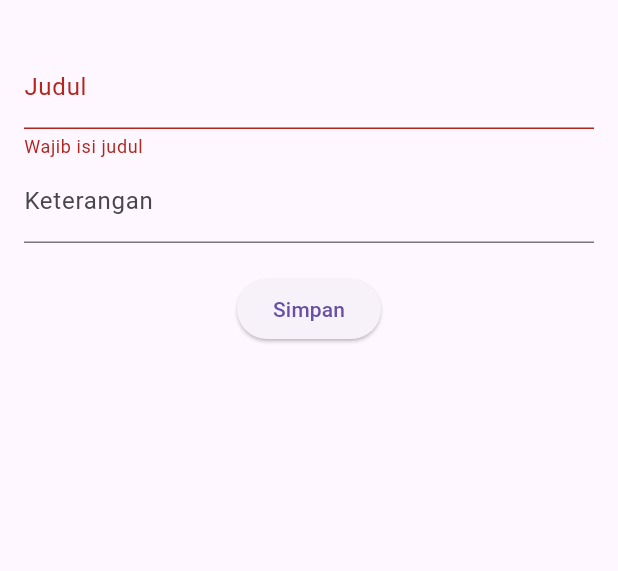
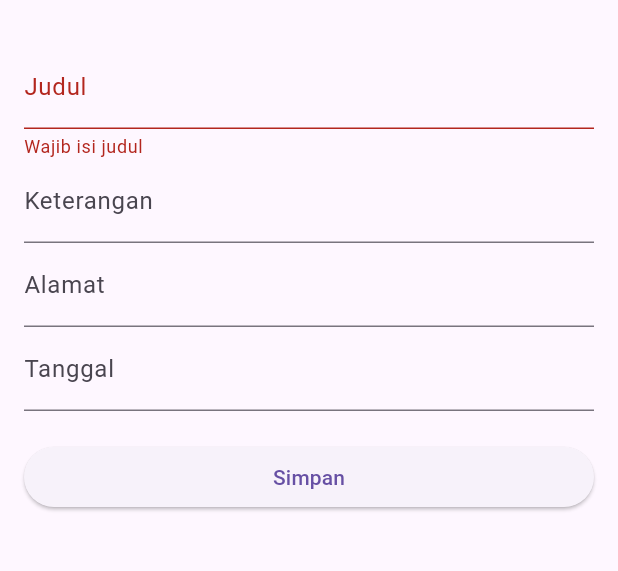
Before and after one commit to Alfin452/praktikumandro6m, a Flutter app: the AgendaForm screen opened directly, after a tap on "Simpan", on a phone screen of 412 x 824 dp, the part 63-634 px from its top. Run offline on Flutter 3.47's test engine with Material 3 defaults, Android fonts, the phone set to English and light mode, and no system bars; our stand-ins replace dio; network calls fail.

Commit message:
PERTEMUAN 4

```diff
--- a/lib/agenda.dart
+++ b/lib/agenda.dart
@@ -2,14 +2,24 @@ class Agenda {
   final int? id;
   final String judul;
   final String keterangan;
+  final String alamat;
+  final String tanggal;
 
-  Agenda({this.id, required this.judul, required this.keterangan});
+  Agenda({
+    this.id,
+    required this.judul,
+    required this.keterangan,
+    required this.alamat,
+    required this.tanggal,
+  });
 
   factory Agenda.fromJson(Map<String, dynamic> json) {
     return Agenda(
       id: json['id'],
       judul: json['judul'],
       keterangan: json['keterangan'],
+      alamat: json['alamat'] ?? '',
+      tanggal: json['tanggal'] ?? '',
     );
   }
 
@@ -17,6 +27,8 @@ class Agenda {
     return {
       'judul': judul,
       'keterangan': keterangan,
+      'alamat': alamat,
+      'tanggal': tanggal,
     };
   }
 }
--- a/lib/agenda_form.dart
+++ b/lib/agenda_form.dart
@@ -14,6 +14,8 @@ class _AgendaFormState extends State<AgendaForm> {
   final _formKey = GlobalKey<FormState>();
   final _judul = TextEditingController();
   final _ket = TextEditingController();
+  final _alamat = TextEditingController(); // ✅ Tambahan
+  final _tanggal = TextEditingController(); // ✅ Tambahan
   final _service = AgendaService();
 
   @override
@@ -22,6 +24,8 @@ class _AgendaFormState extends State<AgendaForm> {
     if (widget.agenda != null) {
       _judul.text = widget.agenda!.judul;
       _ket.text = widget.agenda!.keterangan;
+      _alamat.text = widget.agenda!.alamat;
+      _tanggal.text = widget.agenda!.tanggal;
     }
   }
 
@@ -31,6 +35,8 @@ class _AgendaFormState extends State<AgendaForm> {
         id: widget.agenda?.id,
         judul: _judul.text,
         keterangan: _ket.text,
+        alamat: _alamat.text,
+        tanggal: _tanggal.text,
       );
       try {
         if (widget.agenda == null) {
@@ -47,6 +53,20 @@ class _AgendaFormState extends State<AgendaForm> {
     }
   }
 
+  Future<void> _selectTanggal() async {
+    DateTime? picked = await showDatePicker(
+      context: context,
+      initialDate: DateTime.tryParse(_tanggal.text) ?? DateTime.now(),
+      firstDate: DateTime(2000),
+      lastDate: DateTime(2100),
+    );
+    if (picked != null) {
+      setState(() {
+        _tanggal.text = picked.toIso8601String().substring(0, 10);
+      });
+    }
+  }
+
   @override
   Widget build(BuildContext context) {
     return Scaffold(
@@ -57,7 +77,7 @@ class _AgendaFormState extends State<AgendaForm> {
         padding: const EdgeInsets.all(16),
         child: Form(
           key: _formKey,
-          child: Column(
+          child: ListView(
             children: [
               TextFormField(
                 controller: _judul,
@@ -68,6 +88,16 @@ class _AgendaFormState extends State<AgendaForm> {
               TextFormField(
                 controller: _ket,
                 decoration: const InputDecoration(labelText: 'Keterangan'),
+              ),
+              TextFormField(
+                controller: _alamat,
+                decoration: const InputDecoration(labelText: 'Alamat'),
+              ),
+              TextFormField(
+                controller: _tanggal,
+                decoration: const InputDecoration(labelText: 'Tanggal'),
+                readOnly: true,
+                onTap: _selectTanggal,
               ),
               const SizedBox(height: 20),
               ElevatedButton(
```
Also changed, not shown: lib/agenda_list.dart (+14 -2 lines).
